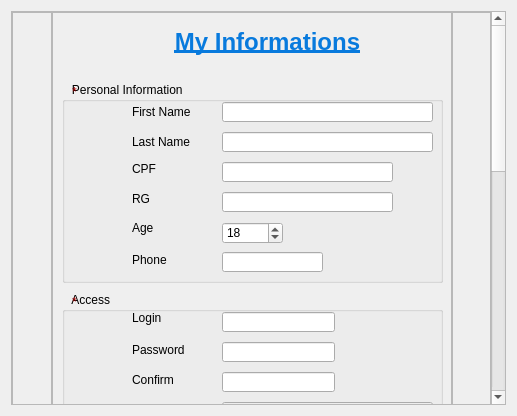
First picture: the form in Ipiranga_GUI/UserPages/editprofile.ui, repository Hugo-NF/App_Ipiranga, before the edit.
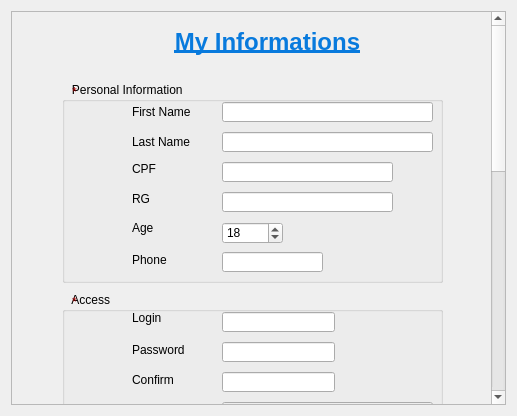
Second picture: the form after the edit.

The edit to the form file:
```diff
--- a/Ipiranga_GUI/UserPages/editprofile.ui
+++ b/Ipiranga_GUI/UserPages/editprofile.ui
@@ -26,7 +26,7 @@
       <property name="geometry">
        <rect>
         <x>0</x>
-        <y>-586</y>
+        <y>0</y>
         <width>484</width>
         <height>980</height>
        </rect>
@@ -58,12 +58,6 @@
          <property name="locale">
           <locale language="English" country="UnitedStates"/>
          </property>
-         <property name="frameShape">
-          <enum>QFrame::StyledPanel</enum>
-         </property>
-         <property name="frameShadow">
-          <enum>QFrame::Raised</enum>
-         </property>
         </widget>
        </item>
        <item>
@@ -80,12 +74,6 @@
          <property name="locale">
           <locale language="English" country="UnitedStates"/>
          </property>
-         <property name="frameShape">
-          <enum>QFrame::StyledPanel</enum>
-         </property>
-         <property name="frameShadow">
-          <enum>QFrame::Raised</enum>
-         </property>
          <widget class="QLabel" name="TitleRegister">
           <property name="geometry">
            <rect>
@@ -1418,12 +1406,6 @@
          <property name="locale">
           <locale language="English" country="UnitedStates"/>
          </property>
-         <property name="frameShape">
-          <enum>QFrame::StyledPanel</enum>
-         </property>
-         <property name="frameShadow">
-          <enum>QFrame::Raised</enum>
-         </property>
         </widget>
        </item>
       </layout>
```
